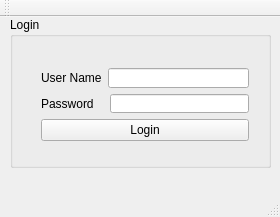
The window that 07_LoginApp/mainwindow.ui (vishnurapps/QT-Study) describes before a commit, drawn with Qt 5.
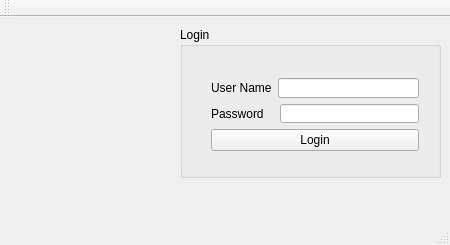
The same window after the commit.

Commit message: Added login image

```diff
--- a/07_LoginApp/mainwindow.ui
+++ b/07_LoginApp/mainwindow.ui
@@ -6,8 +6,8 @@
    <rect>
     <x>0</x>
     <y>0</y>
-    <width>280</width>
-    <height>217</height>
+    <width>450</width>
+    <height>245</height>
    </rect>
   </property>
   <property name="windowTitle">
@@ -17,8 +17,8 @@
    <widget class="QGroupBox" name="groupBox">
     <property name="geometry">
      <rect>
-      <x>10</x>
-      <y>0</y>
+      <x>180</x>
+      <y>10</y>
       <width>261</width>
       <height>151</height>
      </rect>
@@ -81,6 +81,19 @@
      </layout>
     </widget>
    </widget>
+   <widget class="QLabel" name="label_pic">
+    <property name="geometry">
+     <rect>
+      <x>20</x>
+      <y>16</y>
+      <width>151</width>
+      <height>151</height>
+     </rect>
+    </property>
+    <property name="text">
+     <string/>
+    </property>
+   </widget>
   </widget>
   <widget class="QMenuBar" name="menuBar">
    <property name="geometry">
```
Left out of the diff: 2 changed lines with no effect on the pictures. The commit also changes 1 other file.
